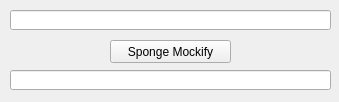
Old version of the form src/QtGui.ui in the repository exp111/TS3-Plugin-sPoNGeMoCk.
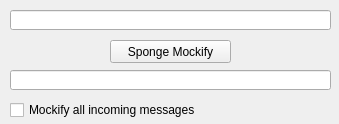
New version of the form.

Commit message: Now you can fuck off everybody that messages you

What changed in the file:
```diff
--- a/src/QtGui.ui
+++ b/src/QtGui.ui
@@ -7,7 +7,7 @@
     <x>0</x>
     <y>0</y>
     <width>339</width>
-    <height>102</height>
+    <height>124</height>
    </rect>
   </property>
   <property name="windowTitle">
@@ -52,6 +52,19 @@
     <bool>false</bool>
    </property>
   </widget>
+  <widget class="QCheckBox" name="mockifyIncomingCheckBox">
+   <property name="geometry">
+    <rect>
+     <x>10</x>
+     <y>100</y>
+     <width>321</width>
+     <height>20</height>
+    </rect>
+   </property>
+   <property name="text">
+    <string>Mockify all incoming messages</string>
+   </property>
+  </widget>
  </widget>
  <layoutdefault spacing="6" margin="11"/>
  <resources/>
```
Left out of the diff: 17 changed lines with no effect on the pictures. The commit also changes 9 other files.
